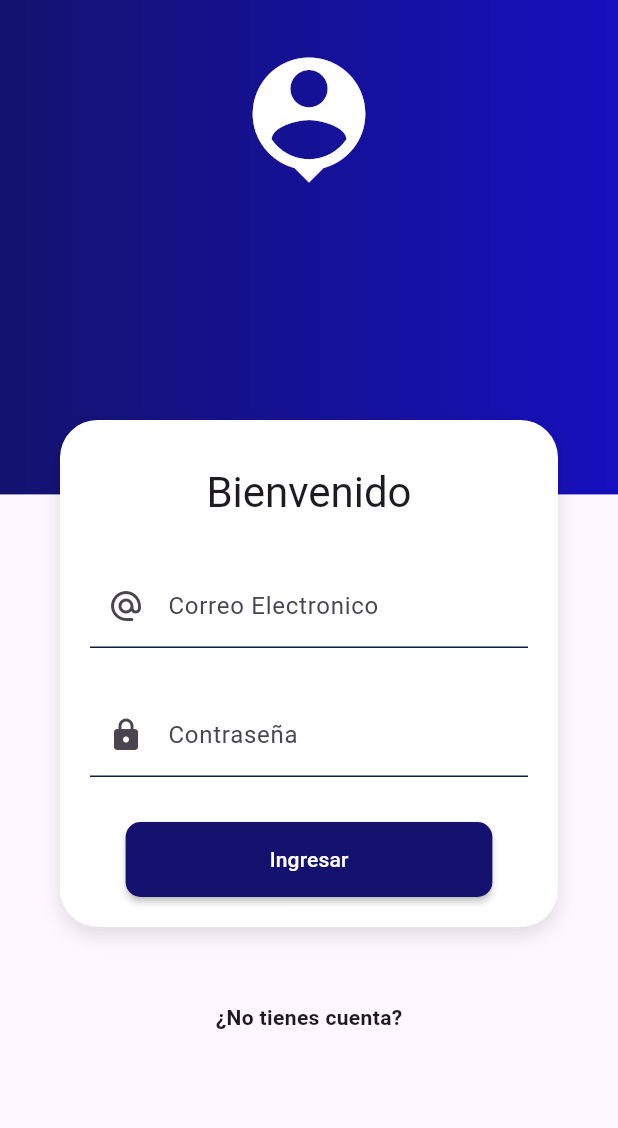
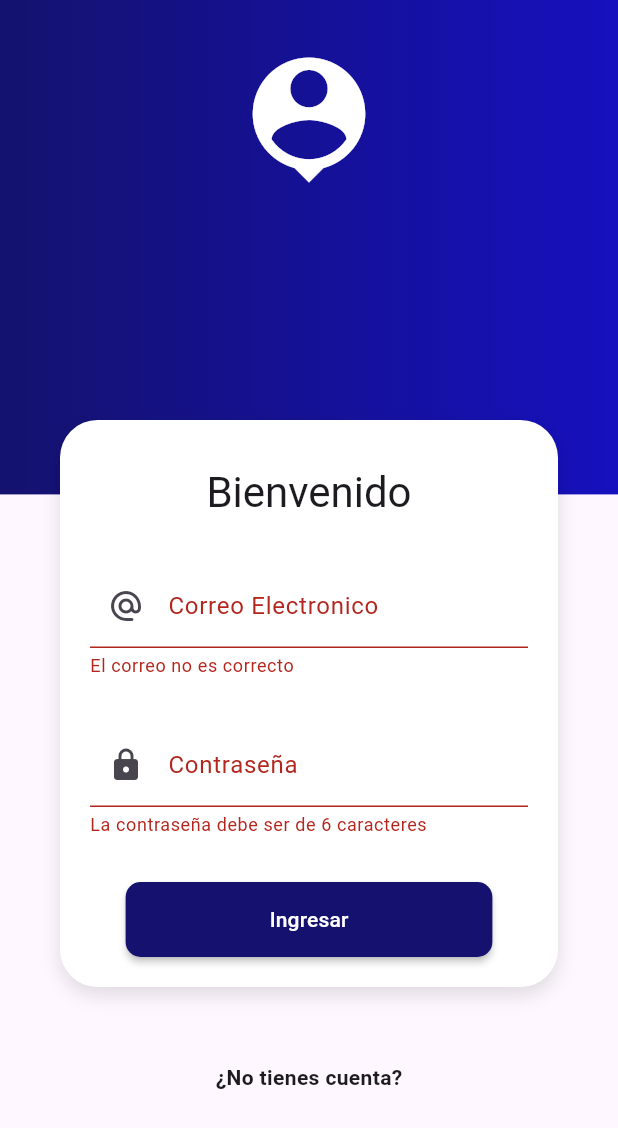
Before and after one commit to tifanny2305/IMAV-Flutter, a Flutter app: the screen it shows after launch, after a tap on "Ingresar", on a phone screen of 412 x 824 dp. Shown: the top 1128 px of the screen. Run offline on Flutter 3.47's test engine with Material 3 defaults, Android fonts, the light colour scheme and no system bars.

Commit message:
api, login

```diff
--- a/lib/screens/login.dart
+++ b/lib/screens/login.dart
@@ -7,32 +7,36 @@ import 'package:provider/provider.dart';
 import 'package:taller_1/providers/usuario_provider.dart';
 import 'package:taller_1/widgets/input_decoration.dart';
 
-class Login extends StatelessWidget {
+class Login extends StatefulWidget {
   const Login({super.key});
+
+  @override
+  State<Login> createState() => _LoginState();
+}
+
+class _LoginState extends State<Login> {
+  final GlobalKey<FormState> formKey = GlobalKey<FormState>();
+  String email = '';
+  String password = '';
 
   @override
   Widget build(BuildContext context) {
     final size = MediaQuery.of(context).size; //tamaño de la pantalla
 
     return Scaffold(
-      body: SizedBox(
-          width: double.infinity,
-          height: double.infinity,
+      //resizeToAvoidBottomInset: true,
+      body: SingleChildScrollView(
         child: Stack(
           children: [cajaAzul(size), iconperson(), login(context)],
-          )),
+        ),
+      ),
     );
   }
 
-  SingleChildScrollView login(BuildContext context) {
+  Widget login(BuildContext context) {
     final usuarioProvider = Provider.of<UsuarioProvider>(context);
 
-    final GlobalKey<FormState> formKey = GlobalKey<FormState>();
-    String email = '';
-    String password = '';
-
-    return SingleChildScrollView(
-      child: Column(
+    return Column(
       children: [
         const SizedBox(height: 280),
         Container(
@@ -60,6 +64,7 @@ class Login extends StatelessWidget {
               const SizedBox(height: 30),
               Container(
                 child: Form(
+                  key: formKey,
                   autovalidateMode: AutovalidateMode.onUserInteraction,
                   child: Column(children: [
                     TextFormField(
@@ -113,6 +118,8 @@ class Login extends StatelessWidget {
                           // Llamamos al provider para hacer login
                           bool success =
                               await usuarioProvider.login(email, password);
+                              print('email: $email');
+                              print('password: $password');
 
                           if (success) {
                             Navigator.pushReplacementNamed(context, 'home');
@@ -134,6 +141,7 @@ class Login extends StatelessWidget {
                               ),
                             );
                           }
+
                         }),
                   ]),
                 ),
@@ -147,7 +155,6 @@ class Login extends StatelessWidget {
           style: TextStyle(fontSize: 14, fontWeight: FontWeight.bold),
         ),
       ],
-      ),
     );
   }
 
--- a/pubspec.yaml
+++ b/pubspec.yaml
@@ -37,6 +37,7 @@ dependencies:
   cupertino_icons: ^1.0.6
   http: ^1.4.0
   provider: ^6.1.5
+  speech_to_text: ^7.0.0
 
 dev_dependencies:
   flutter_test:
```
Also changed, not shown: lib/providers/usuario_provider.dart (+18 -70 lines), lib/screens/home.dart (+23 -2 lines), lib/screens/speech.dart (added), pubspec.lock, 1 other file. Lines whose indentation alone changed are shown as unchanged.
